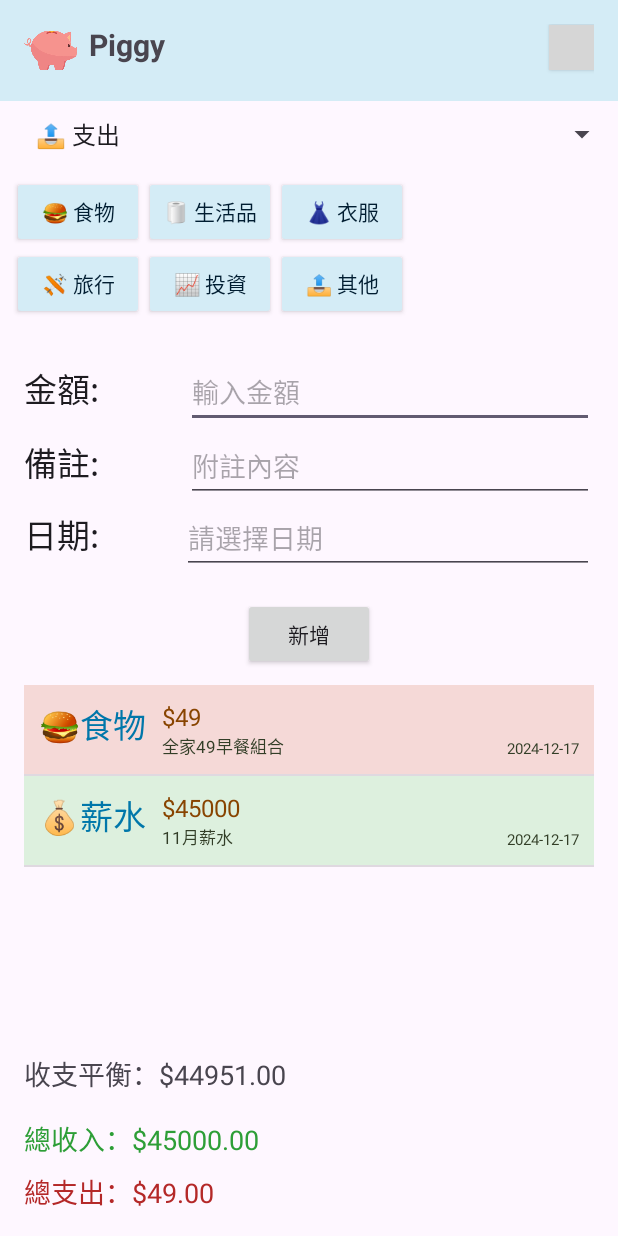
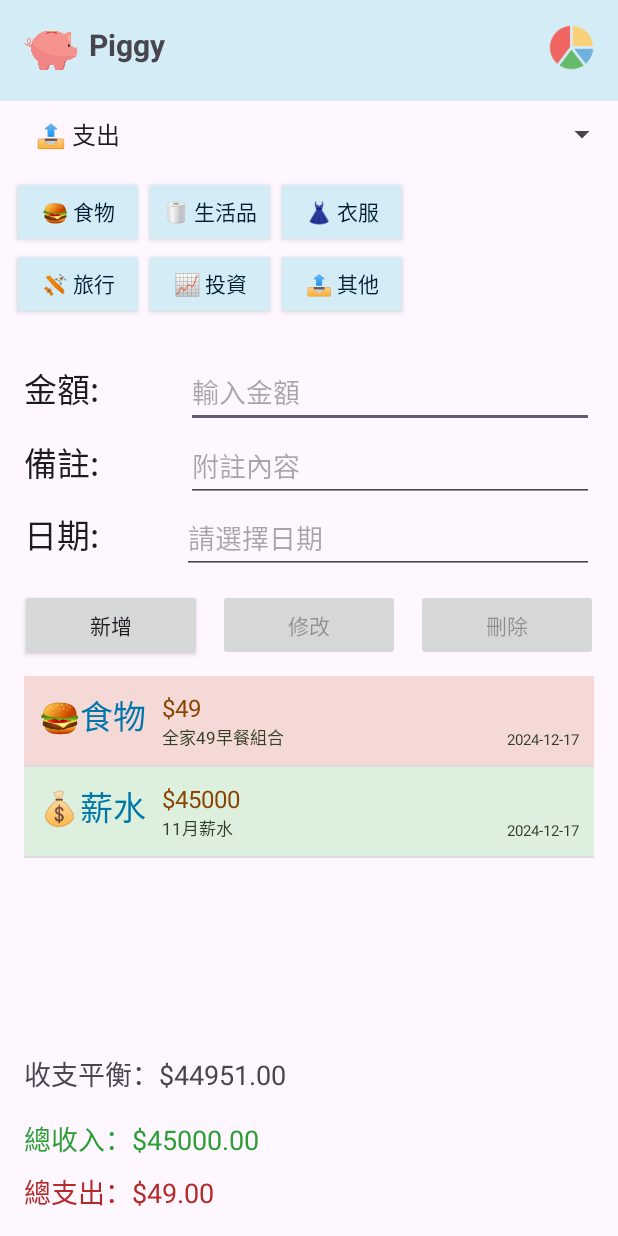
Before and after one commit to Joanne0119/MyFinanceApp, an Android app: the screen it shows after launch (MainActivity), on a phone screen of 412 x 824 dp. Run offline under Robolectric (Android 15) with nearby library versions, the phone set to English and light mode, and no system bars; grey boxes are pictures that could not be loaded.

Commit message:
add delete and update button and adjust some layout

```diff
--- a/app/src/main/java/com/example/myfinanceapp/MainActivity.java
+++ b/app/src/main/java/com/example/myfinanceapp/MainActivity.java
@@ -80,8 +80,8 @@ public class MainActivity extends Activity implements AdapterView.OnItemClickLis
         expenseButtons = findViewById(R.id.expenseButtons);
         edtInfo = findViewById(R.id.edtInfo);
         btnInsert = findViewById(R.id.btnInsert);
-//        btnUpdate = findViewById(R.id.btnUpdate);
-//        btnDelete = findViewById(R.id.btnDelete);
+        btnUpdate = findViewById(R.id.btnUpdate);
+        btnDelete = findViewById(R.id.btnDelete);
         gotoSettingButton = findViewById(R.id.settingButton);
 
         gotoSettingButton.setOnClickListener(new View.OnClickListener() {
@@ -321,11 +321,12 @@ public class MainActivity extends Activity implements AdapterView.OnItemClickLis
         }
     }
 
-    private void update(String info, String amount, int id) {
+    private void update(String selectedCategory, String info, String amount, String date, int id) {
         ContentValues cv = new ContentValues();
         cv.put(FROM[0], selectedCategory); // 更新選中的類別
         cv.put(FROM[1], info);
         cv.put(FROM[2], amount);
+        cv.put(FROM[3], date);
         db.update(TB_NAME, cv, "_id=" + id, null);
     }
 
@@ -338,8 +339,8 @@ public class MainActivity extends Activity implements AdapterView.OnItemClickLis
         adapter.changeCursor(cur);
 
         btnInsert.setEnabled(cur.getCount() < MAX);
-//        btUpdate.setEnabled(false);
-//        btDelete.setEnabled(false);
+        btnUpdate.setEnabled(false);
+        btnDelete.setEnabled(false);
     }
 
     @Override
@@ -371,8 +372,8 @@ public class MainActivity extends Activity implements AdapterView.OnItemClickLis
             }
         }
         if (dateIndex != -1) edtDate.setText(cur.getString(dateIndex));
-//        btUpdate.setEnabled(true);
-//        btDelete.setEnabled(true);
+        btnUpdate.setEnabled(true);
+        btnDelete.setEnabled(true);
     }
 
     public void onInsertUpdate(View v){
@@ -391,8 +392,14 @@ public class MainActivity extends Activity implements AdapterView.OnItemClickLis
             return;
         }
 
-        // 新增資料
-        addData(selectedCategory, info, amount, date);
+        if(v.getId()==R.id.btnUpdate){
+            update(selectedCategory, info, amount, date, cur.getInt(0));
+        }
+        else{
+            // 新增資料
+            addData(selectedCategory, info, amount, date);
+        }
+
 
         // 更新總收入、總支出與平衡
         updateInitialTotals();
--- a/app/src/main/res/layout/activity_main.xml
+++ b/app/src/main/res/layout/activity_main.xml
@@ -40,7 +40,7 @@
             android:layout_width="30dp"
             android:layout_height="30dp"
             android:layout_marginStart="8dp"
-            android:background="@drawable/setting_icon" />
+            android:background="@drawable/chart_icon" />
     </LinearLayout>
 
     <!-- 選擇收入或支出 -->
@@ -259,13 +259,43 @@
 
     <!-- 確認按鈕 -->
 
-    <Button
-        android:id="@+id/btnInsert"
-        android:layout_width="wrap_content"
+    <LinearLayout
+        android:layout_width="match_parent"
         android:layout_height="wrap_content"
-        android:text="@string/add"
-        android:layout_gravity="center_horizontal"
-        android:layout_marginTop="16dp" />
+        android:orientation="horizontal"
+        android:layout_marginTop="10dp"
+        android:layout_marginHorizontal="8dp">
+
+        <Button
+            android:id="@+id/btnInsert"
+            android:layout_width="0dp"
+            android:layout_height="wrap_content"
+            android:layout_weight="1"
+            android:text="@string/add"
+            android:layout_gravity="center_horizontal"
+            android:layout_marginHorizontal="5dp"/>
+
+        <Button
+            android:id="@+id/btnUpdate"
+            android:layout_width="0dp"
+            android:layout_height="wrap_content"
+            android:layout_weight="1"
+            android:onClick="onInsertUpdate"
+            android:text="@string/update"
+            android:layout_gravity="center_horizontal"
+            android:layout_marginHorizontal="5dp"/>
+
+        <Button
+            android:id="@+id/btnDelete"
+            android:layout_width="0dp"
+            android:layout_height="wrap_content"
+            android:layout_weight="1"
+            android:onClick="onDelete"
+            android:text="@string/delete"
+            android:layout_gravity="center_horizontal"
+            android:layout_marginHorizontal="5dp"/>
+    </LinearLayout>
+
 
     <!-- 清單 -->
     <ListView
--- a/app/src/main/res/layout/activity_second.xml
+++ b/app/src/main/res/layout/activity_second.xml
@@ -31,7 +31,7 @@
             android:layout_height="wrap_content"
             android:layout_weight="1"
             android:gravity="center"
-            android:text="@string/setting"
+            android:text="分析"
             android:textSize="20sp"
             android:textStyle="bold"
             android:layout_marginEnd="16dp"/>
--- a/app/src/main/res/values/strings.xml
+++ b/app/src/main/res/values/strings.xml
@@ -39,6 +39,8 @@
     <string name="total_income">總收入：$%.2f</string>
     <string name="total_expense">總支出：$%.2f</string>
     <string name="add">新增</string>
+    <string name="update">修改</string>
+    <string name="delete">刪除</string>
     <string name="toast">請選擇類別並填寫金額！</string>
     <string name="default_category_1">🍔食物</string>
     <string name="default_info_1">全家49早餐組合</string>
```
Also changed, not shown: app/src/main/res/drawable/chart_icon.png (added), 4 other files.
